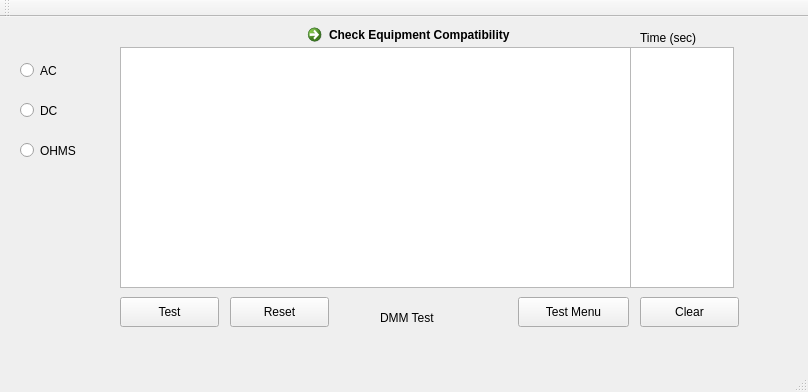
SeanKudrna/Phoenix-Embedded-System-Tester, file mainwindow.ui: the form before one commit.
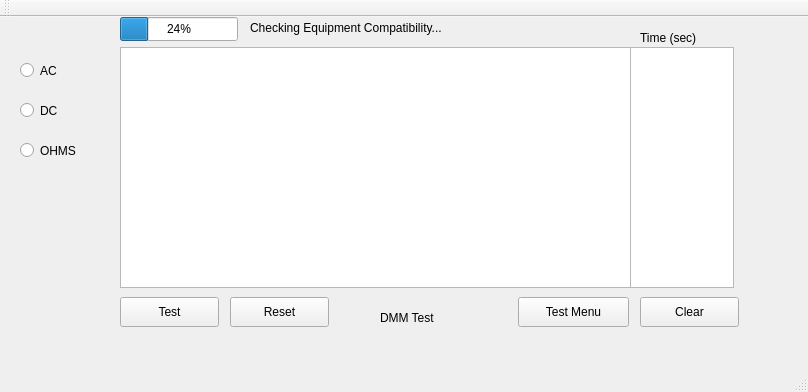
The form after the commit.

Commit message: Added automated validation for equipment compatibility, added status bar for checking (this needs to be tweeked), added serialIDs to constructors in capitalequipment.cpp. Did renaming of Serial_Charger and Serial_Motor- these needed to be swapped.

```diff
--- a/mainwindow.ui
+++ b/mainwindow.ui
@@ -151,17 +151,30 @@
      <string>Time (sec)</string>
     </property>
    </widget>
-   <widget class="QCommandLinkButton" name="tb_equipmentcheck">
+   <widget class="QProgressBar" name="pb_statusbar">
     <property name="geometry">
      <rect>
-      <x>300</x>
+      <x>120</x>
       <y>0</y>
-      <width>241</width>
-      <height>31</height>
+      <width>118</width>
+      <height>24</height>
+     </rect>
+    </property>
+    <property name="value">
+     <number>24</number>
+    </property>
+   </widget>
+   <widget class="QLabel" name="lbl_status">
+    <property name="geometry">
+     <rect>
+      <x>250</x>
+      <y>0</y>
+      <width>271</width>
+      <height>22</height>
      </rect>
     </property>
     <property name="text">
-     <string>Check Equipment Compatibility</string>
+     <string>Checking Equipment Compatibility...</string>
     </property>
    </widget>
   </widget>
```
The commit also changes 15 other files.
